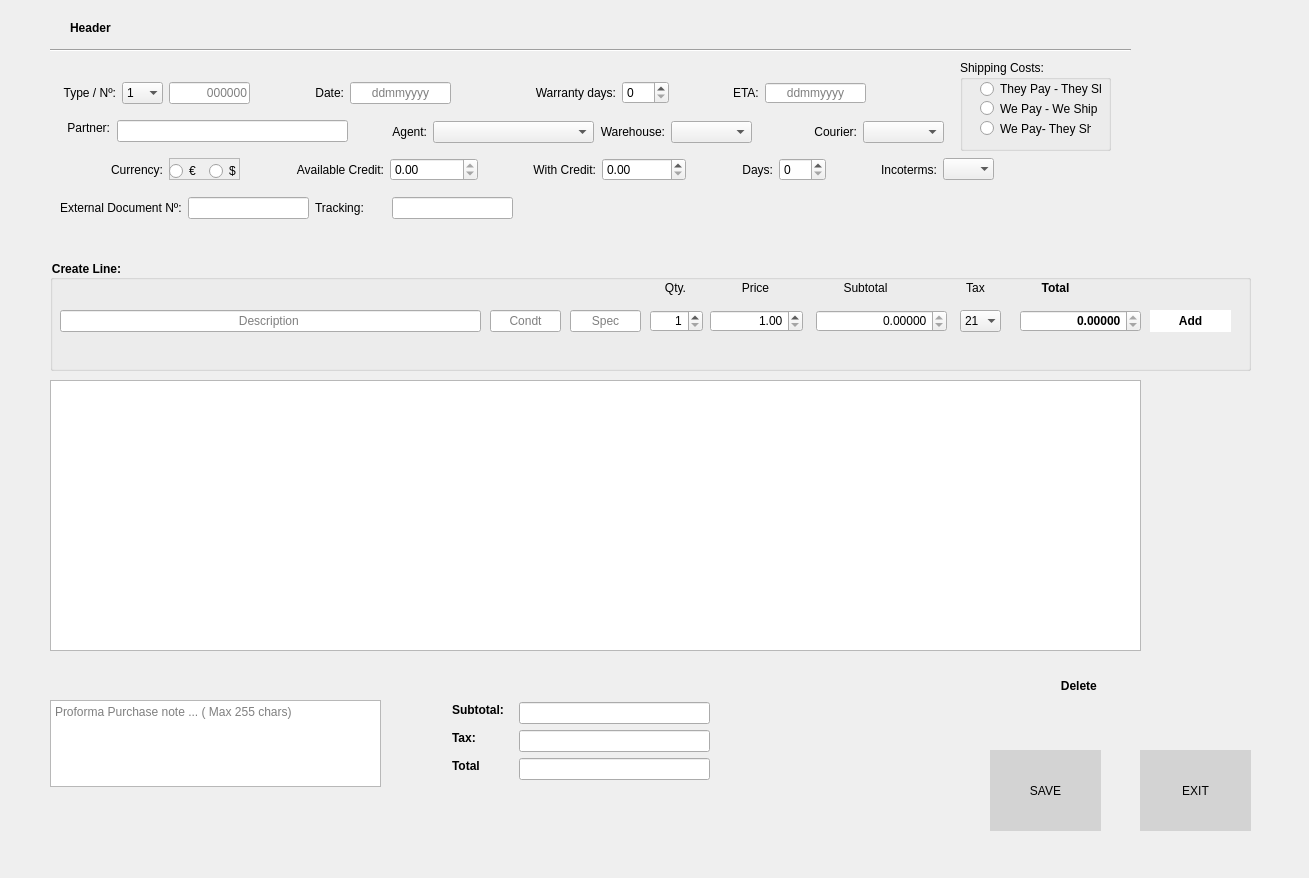
andrei219/euromedia, file uis/purchase_proforma_form.ui: the form before one commit.
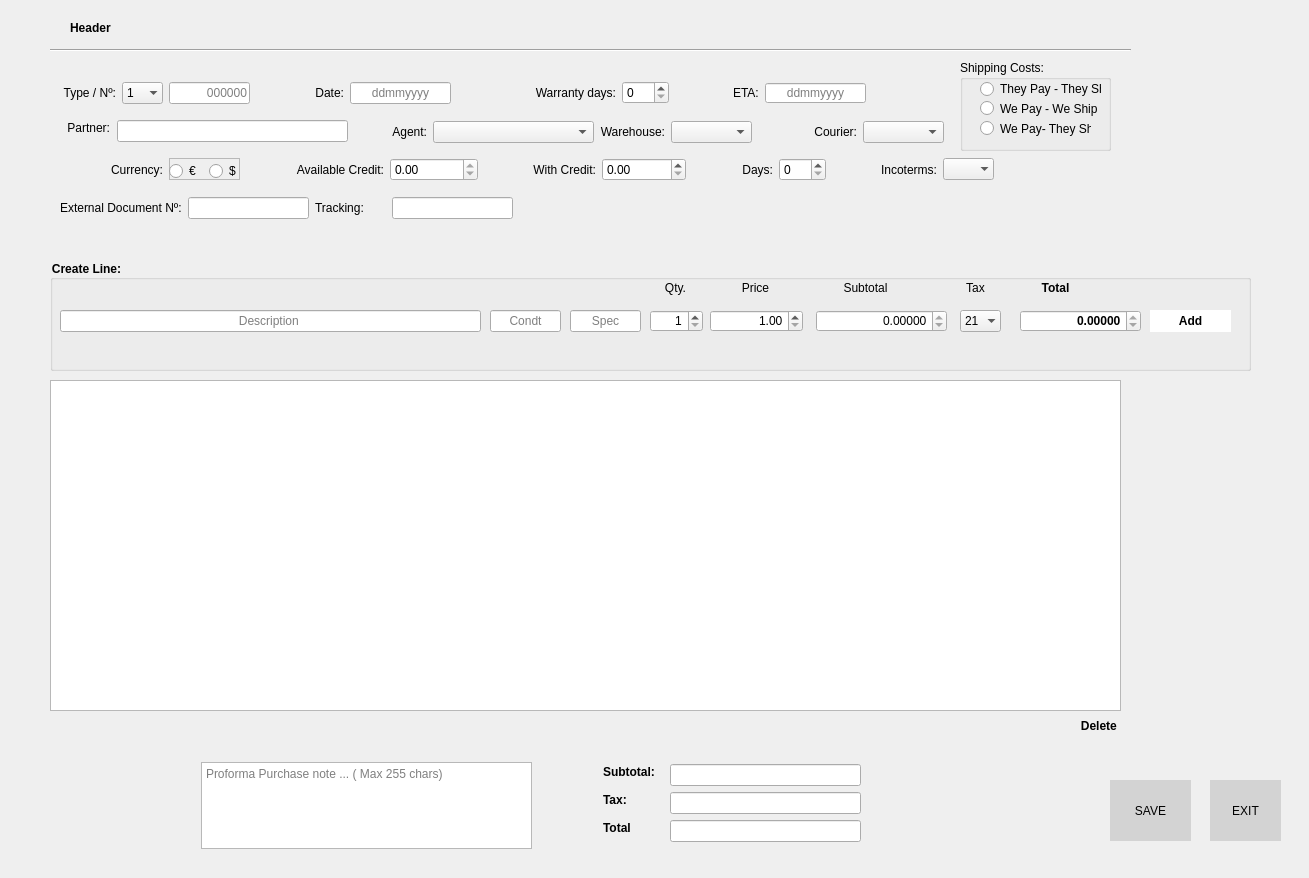
The form after the commit. Icons and pictures are not drawn.

The edit to the form file:
```diff
--- a/uis/purchase_proforma_form.ui
+++ b/uis/purchase_proforma_form.ui
@@ -60,16 +60,16 @@
     <rect>
      <x>50</x>
      <y>380</y>
-     <width>1091</width>
-     <height>271</height>
+     <width>1071</width>
+     <height>331</height>
     </rect>
    </property>
   </widget>
   <widget class="QToolButton" name="deleteButton">
    <property name="geometry">
     <rect>
-     <x>1040</x>
-     <y>670</y>
+     <x>1060</x>
+     <y>710</y>
      <width>81</width>
      <height>31</height>
     </rect>
@@ -94,10 +94,10 @@
   <widget class="QToolButton" name="save_button">
    <property name="geometry">
     <rect>
-     <x>990</x>
-     <y>750</y>
-     <width>111</width>
-     <height>81</height>
+     <x>1110</x>
+     <y>780</y>
+     <width>81</width>
+     <height>61</height>
     </rect>
    </property>
    <property name="styleSheet">
@@ -607,8 +607,8 @@
   <widget class="QTextEdit" name="note">
    <property name="geometry">
     <rect>
-     <x>50</x>
-     <y>700</y>
+     <x>201</x>
+     <y>762</y>
      <width>331</width>
      <height>87</height>
     </rect>
@@ -1306,8 +1306,8 @@
   <widget class="QLabel" name="label_30">
    <property name="geometry">
     <rect>
-     <x>452</x>
-     <y>702</y>
+     <x>603</x>
+     <y>764</y>
      <width>51</width>
      <height>16</height>
     </rect>
@@ -1325,8 +1325,8 @@
   <widget class="QLineEdit" name="subtotal_proforma_line_edit">
    <property name="geometry">
     <rect>
-     <x>519</x>
-     <y>702</y>
+     <x>670</x>
+     <y>764</y>
      <width>191</width>
      <height>22</height>
     </rect>
@@ -1347,8 +1347,8 @@
   <widget class="QLabel" name="label_32">
    <property name="geometry">
     <rect>
-     <x>452</x>
-     <y>758</y>
+     <x>603</x>
+     <y>820</y>
      <width>32</width>
      <height>16</height>
     </rect>
@@ -1366,8 +1366,8 @@
   <widget class="QLabel" name="label_31">
    <property name="geometry">
     <rect>
-     <x>452</x>
-     <y>730</y>
+     <x>603</x>
+     <y>792</y>
      <width>24</width>
      <height>16</height>
     </rect>
@@ -1385,8 +1385,8 @@
   <widget class="QLineEdit" name="total_tax_line_edit">
    <property name="geometry">
     <rect>
-     <x>519</x>
-     <y>730</y>
+     <x>670</x>
+     <y>792</y>
      <width>191</width>
      <height>22</height>
     </rect>
@@ -1407,8 +1407,8 @@
   <widget class="QLineEdit" name="total_proforma_line_edit">
    <property name="geometry">
     <rect>
-     <x>519</x>
-     <y>758</y>
+     <x>670</x>
+     <y>820</y>
      <width>191</width>
      <height>22</height>
     </rect>
@@ -1429,10 +1429,10 @@
   <widget class="QToolButton" name="save_button_2">
    <property name="geometry">
     <rect>
-     <x>1140</x>
-     <y>750</y>
-     <width>111</width>
-     <height>81</height>
+     <x>1210</x>
+     <y>780</y>
+     <width>71</width>
+     <height>61</height>
     </rect>
    </property>
    <property name="styleSheet">
```
